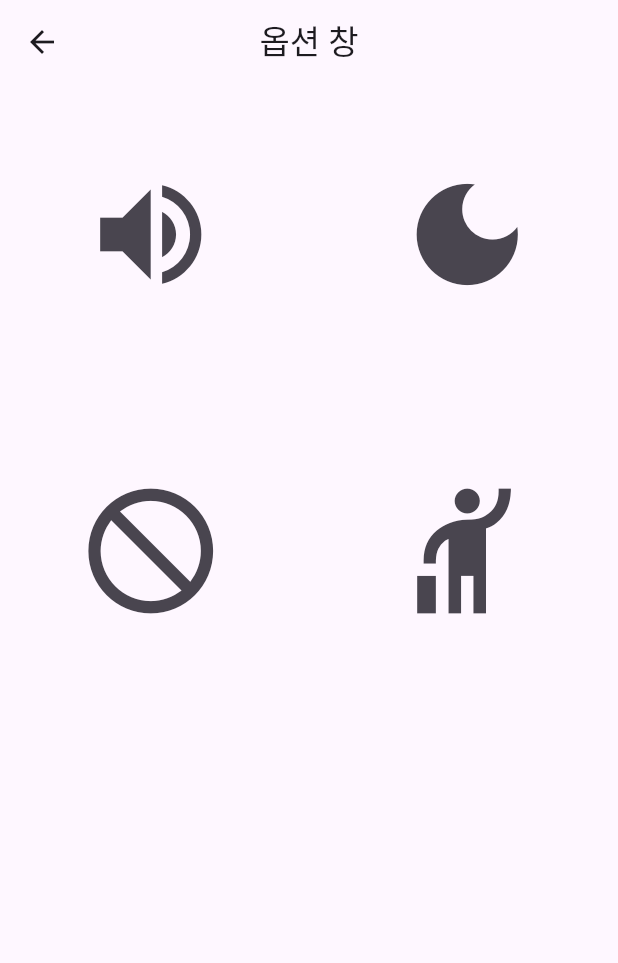
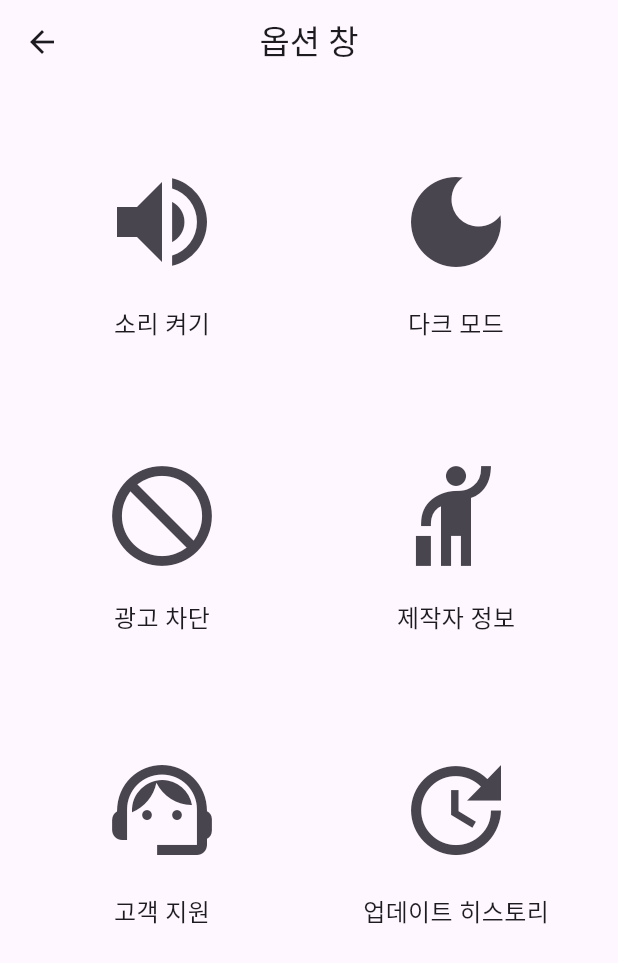
Before and after one commit to PLNumber/opendemo, a Flutter app: the OptionPage screen opened directly, on a phone screen of 412 x 824 dp. Shown: the top 963 px of the screen. Run offline on Flutter 3.47's test engine with Material 3 defaults, Android fonts, the phone set to English and light mode, and no system bars; our stand-ins replace flutter_dotenv.

Commit message:
Update option.dart
디자인 바꾼 옵션1

```diff
--- a/lib/option.dart
+++ b/lib/option.dart
@@ -1,6 +1,21 @@
 import 'package:flutter/material.dart';
 
-/*옵션 페이지*/
+
+class MyApp extends StatelessWidget {
+  const MyApp({Key? key}) : super(key: key);
+
+  @override
+  Widget build(BuildContext context) {
+    return MaterialApp(
+      title: '옵션 페이지 데모',
+      theme: ThemeData(
+        primarySwatch: Colors.blue,
+      ),
+      home: const OptionPage(),
+    );
+  }
+}
+
 class OptionPage extends StatefulWidget {
   const OptionPage({Key? key}) : super(key: key);
 
@@ -16,55 +31,87 @@ class _OptionPageState extends State<OptionPage> {
   Widget build(BuildContext context) {
     return Scaffold(
       appBar: AppBar(
-        title: Text("옵션 창"),
+        title: const Text("옵션 창"),
         centerTitle: true,
       ),
       body: Center(
         child: Padding(
-          padding: const EdgeInsets.all(10.0),
+          padding: const EdgeInsets.all(20.0),
           child: GridView.count(
-            crossAxisCount: 2,  // 2 columns in the grid
-            crossAxisSpacing: 30.0,  // Space between columns
-            mainAxisSpacing: 30.0,  // Space between rows
+            crossAxisCount: 2,
+            crossAxisSpacing: 20.0,
+            mainAxisSpacing: 20.0,
             children: <Widget>[
-              /*소리 on/off */
-              IconButton(
-                icon: Icon(
-                  soundMuted ? Icons.volume_off : Icons.volume_up,
-                  size: 90.0,
-                ),
+              // 소리 on/off 버튼
+              _buildOptionItem(
+                icon: soundMuted ? Icons.volume_off : Icons.volume_up,
+                label: soundMuted ? "소리 끄기" : "소리 켜기",
                 onPressed: () {
                   setState(() {
-                    soundMuted = !soundMuted;  // Toggle soundMuted state
+                    soundMuted = !soundMuted;
                   });
+                  ScaffoldMessenger.of(context).showSnackBar(
+                    SnackBar(content: Text(soundMuted ? "소리가 꺼졌습니다." : "소리가 켜졌습니다.")),
+                  );
                 },
               ),
 
-              /*다크 모드 on/off */
-              IconButton(
-                icon: Icon(
-                  lighted ? Icons.wb_sunny : Icons.dark_mode,
-                  size: 90.0,
-                ),
-                onPressed: (){
+              // 다크 모드 on/off 버튼
+              _buildOptionItem(
+                icon: lighted ? Icons.wb_sunny : Icons.dark_mode,
+                label: lighted ? "라이트 모드" : "다크 모드",
+                onPressed: () {
                   setState(() {
                     lighted = !lighted;
                   });
+                  ScaffoldMessenger.of(context).showSnackBar(
+                    SnackBar(content: Text(lighted ? "라이트 모드가 활성화되었습니다." : "다크 모드가 활성화되었습니다.")),
+                  );
                 },
               ),
 
-              /*광고 차단 */
-              IconButton(
-                icon: const Icon(Icons.not_interested),
-                iconSize: 100.0,
-                onPressed: () {},
+              // 광고 차단 버튼
+              _buildOptionItem(
+                icon: Icons.not_interested,
+                label: "광고 차단",
+                onPressed: () {
+                  ScaffoldMessenger.of(context).showSnackBar(
+                    const SnackBar(content: Text("광고 차단 기능이 활성화되었습니다.")),
+                  );
+                },
               ),
 
-              /*제작자들 */
-              IconButton(
-                icon: const Icon(Icons.hail),
-                iconSize: 100.0,
-                onPressed: () {},
+              // 제작자 정보 버튼
+              _buildOptionItem(
+                icon: Icons.hail,
+                label: "제작자 정보",
+                onPressed: () {
+                  ScaffoldMessenger.of(context).showSnackBar(
+                    const SnackBar(content: Text("제작자 정보 페이지입니다.")),
+                  );
+                },
+              ),
+
+              // 고객 지원 버튼 추가
+              _buildOptionItem(
+                icon: Icons.support_agent,
+                label: "고객 지원",
+                onPressed: () {
+                  ScaffoldMessenger.of(context).showSnackBar(
+                    const SnackBar(content: Text("고객 지원 페이지로 이동합니다.")),
+                  );
+                },
+              ),
+
+              // 업데이트 히스토리 버튼 추가
+              _buildOptionItem(
+                icon: Icons.update,
+                label: "업데이트 히스토리",
+                onPressed: () {
+                  ScaffoldMessenger.of(context).showSnackBar(
+                    const SnackBar(content: Text("업데이트 히스토리 페이지입니다.")),
+                  );
+                },
               ),
             ],
           ),
@@ -72,4 +119,19 @@ class _OptionPageState extends State<OptionPage> {
       ),
     );
   }
+
+  // 옵션 아이템을 생성하는 함수
+  Widget _buildOptionItem({required IconData icon, required String label, required VoidCallback onPressed}) {
+    return Column(
+      mainAxisAlignment: MainAxisAlignment.center,
+      children: [
+        IconButton(
+          icon: Icon(icon, size: 80.0),
+          onPressed: onPressed,
+        ),
+        const SizedBox(height: 8),
+        Text(label, style: const TextStyle(fontSize: 16)),
+      ],
+    );
+  }
 }
```
